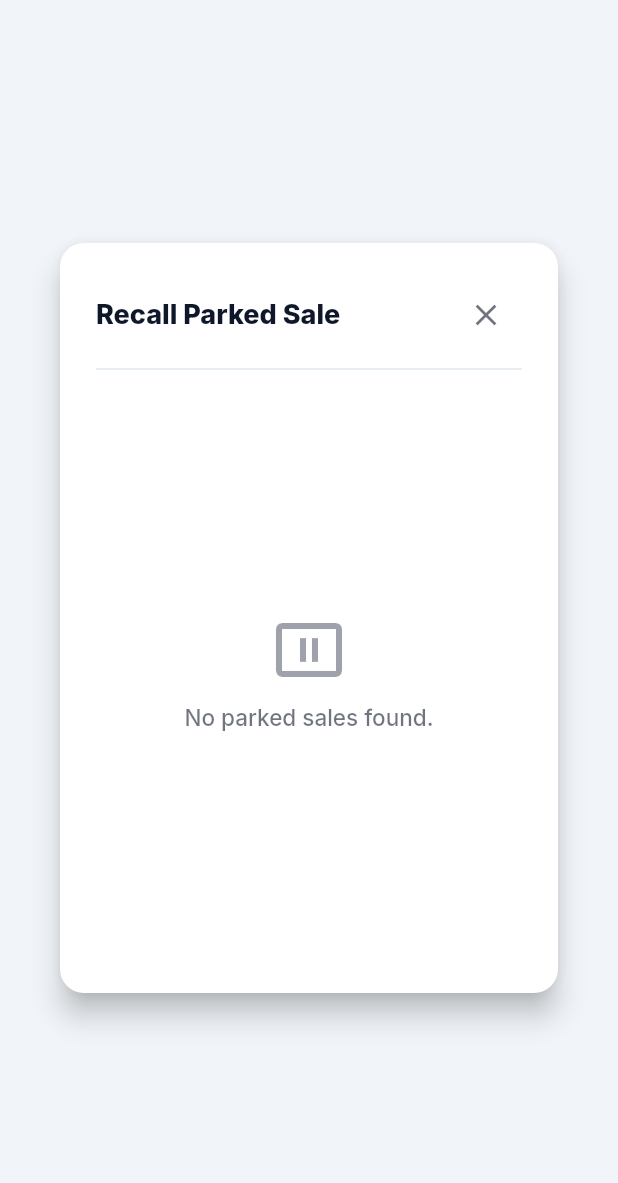
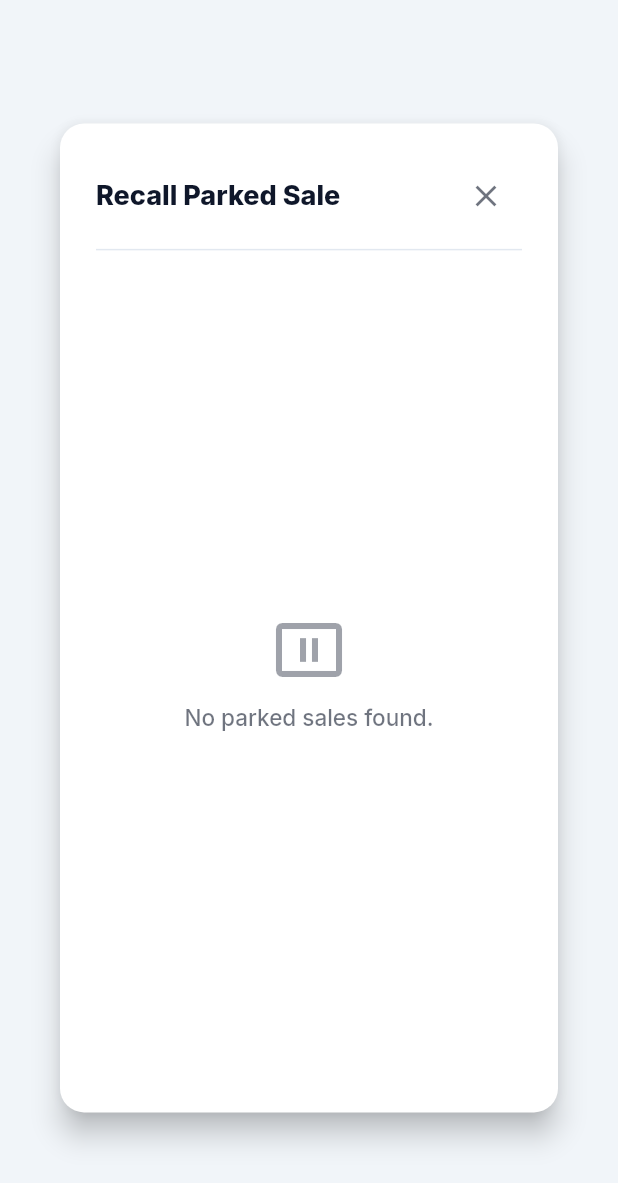
Before and after one commit to chichiarchi/Archer-POS-Mobile, a Flutter app: the ParkRecallDialog widget shown alone on an empty page, opened directly with empty values, on a phone screen of 412 x 824 dp. Shown: the top 1183 px of the screen. Run offline on Flutter 3.47's test engine with Material 3 defaults, Android fonts, the phone set to English and light mode, and no system bars; our stand-ins replace file_picker, google_fonts, shared_preferences, sqflite; accounts and stored records are empty.

Commit message:
feat: add bundle management, park/recall, and quick add dialogs for inventory and POS workflows

```diff
--- a/lib/screens/inventory/widgets/bundle_dialog.dart
+++ b/lib/screens/inventory/widgets/bundle_dialog.dart
@@ -267,7 +267,10 @@ class _BundleManageDialogState extends State<BundleManageDialog> {
     return Dialog(
       shape: RoundedRectangleBorder(borderRadius: BorderRadius.circular(16)),
       child: Container(
-        constraints: const BoxConstraints(maxWidth: 500, maxHeight: 600),
+        constraints: BoxConstraints(
+          maxWidth: 500,
+          maxHeight: MediaQuery.sizeOf(context).height * 0.8,
+        ),
         padding: const EdgeInsets.all(24),
         child: Column(
           mainAxisSize: MainAxisSize.min,
--- a/lib/screens/pos/widgets/park_recall_dialog.dart
+++ b/lib/screens/pos/widgets/park_recall_dialog.dart
@@ -43,7 +43,10 @@ class _ParkRecallDialogState extends State<ParkRecallDialog> {
     return Dialog(
       shape: RoundedRectangleBorder(borderRadius: BorderRadius.circular(16)),
       child: Container(
-        constraints: const BoxConstraints(maxWidth: 450, maxHeight: 500),
+        constraints: BoxConstraints(
+          maxWidth: 450,
+          maxHeight: MediaQuery.sizeOf(context).height * 0.8,
+        ),
         padding: const EdgeInsets.all(24),
         child: Column(
           mainAxisSize: MainAxisSize.min,
--- a/lib/screens/pos/widgets/quick_add_dialog.dart
+++ b/lib/screens/pos/widgets/quick_add_dialog.dart
@@ -42,6 +42,7 @@ class _QuickAddDialogState extends State<QuickAddDialog> {
         padding: const EdgeInsets.all(24),
         child: Form(
           key: _formKey,
+          child: SingleChildScrollView(
             child: Column(
               mainAxisSize: MainAxisSize.min,
               crossAxisAlignment: CrossAxisAlignment.stretch,
@@ -179,8 +180,9 @@ class _QuickAddDialogState extends State<QuickAddDialog> {
                       ),
                     ),
                   ],
-              )
+                ),
               ],
+            ),
           ),
         ),
       ),
```
Lines whose indentation alone changed are shown as unchanged.
